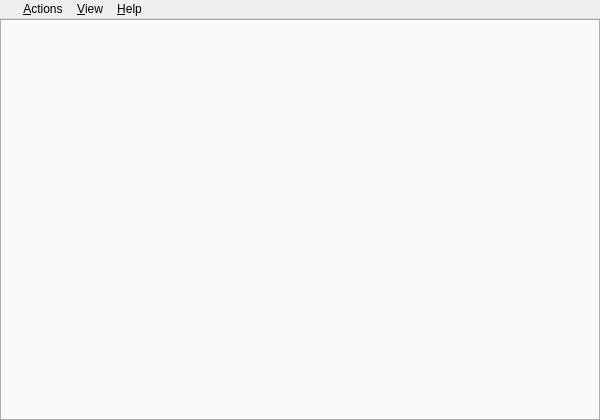
This is src/forms/qterminal.ui in lxqt/qterminal as Qt 5 draws it before an edit. The edited form follows.
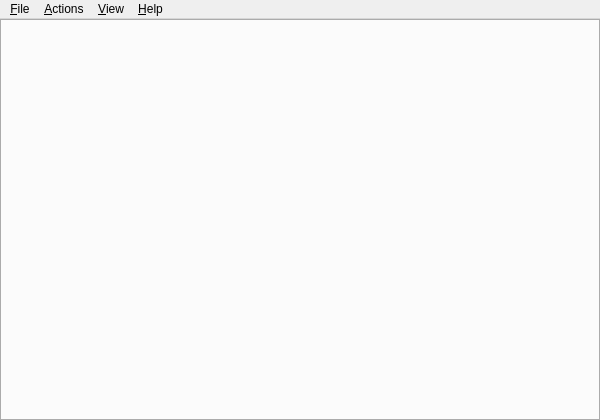
This is the edited form. Icons and pictures are not drawn. Custom widgets are drawn as their Qt base class.

Commit message: fixed main window ui file (manually edited probably) to work with designr again. Use "Preferences..." instead of "Configure QTerminal"

Diff of the .ui file:
```diff
--- a/src/forms/qterminal.ui
+++ b/src/forms/qterminal.ui
@@ -51,11 +51,11 @@
      <x>0</x>
      <y>0</y>
      <width>600</width>
-     <height>20</height>
+     <height>21</height>
     </rect>
    </property>
    <widget class="QMenu" name="menu_File">
-    <property name="Title">
+    <property name="title">
      <string>&amp;File</string>
     </property>
     <!--<addaction name="separator"/>
```
Left out of the diff: 9 changed lines with no effect on the pictures. The commit also changes 2 other files.
